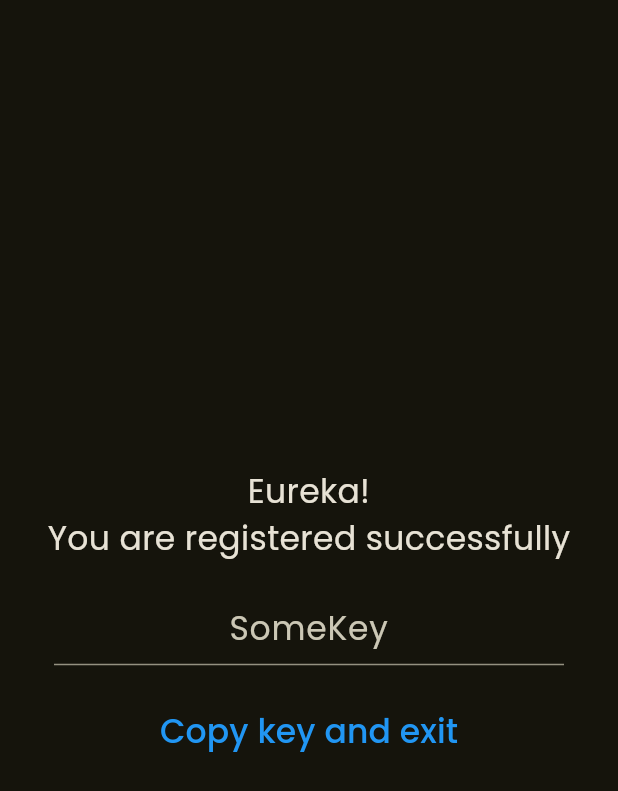
After one commit to Pragades-Rajagopal/bibliogram-app, a Flutter app: the RegistrationPage screen opened directly, after a tap on the "arrow forward" icon, on a phone screen of 412 x 824 dp. The commit adds this screen. Shown: the top 791 px of the screen. Run offline on Flutter 3.47's test engine with Material 3 defaults, Android fonts, the phone set to English and light mode, and no system bars; our stand-ins replace get, google_fonts.

Commit message:
ui - basic user flow

```diff
--- a/lib/main.dart
+++ b/lib/main.dart
@@ -1,4 +1,4 @@
-import 'package:bibliogram_app/user_screens/login.dart';
+import 'package:bibliogram_app/presentations/user_screens/login.dart';
 import 'package:flutter/material.dart';
 import 'package:get/route_manager.dart';
 import 'package:google_fonts/google_fonts.dart';
@@ -21,7 +21,7 @@ class _MyAppState extends State<MyApp> {
       debugShowCheckedModeBanner: false,
       theme: ThemeData(
         useMaterial3: true,
-        brightness: Brightness.light,
+        brightness: Brightness.dark,
         colorSchemeSeed: const Color.fromRGBO(86, 80, 14, 171),
         textTheme: TextTheme(
           bodyLarge: GoogleFonts.poppins(fontSize: 22.0),
--- a/lib/user_screens/login.dart
+++ b/lib/presentations/user_screens/login.dart
@@ -1,4 +1,6 @@
+import 'package:bibliogram_app/presentations/user_screens/register.dart';
 import 'package:flutter/material.dart';
+import 'package:get/route_manager.dart';
 
 class LoginPage extends StatefulWidget {
   const LoginPage({super.key});
@@ -27,7 +29,7 @@ class _LoginPageState extends State<LoginPage> {
                   child: TextField(
                     textAlign: TextAlign.center,
                     decoration: InputDecoration(
-                      hintText: 'Fullname',
+                      hintText: 'Username',
                       alignLabelWithHint: true,
                     ),
                   ),
@@ -40,7 +42,7 @@ class _LoginPageState extends State<LoginPage> {
                   child: TextField(
                     textAlign: TextAlign.center,
                     decoration: InputDecoration(
-                      hintText: 'Username',
+                      hintText: 'Private Key',
                       alignLabelWithHint: true,
                     ),
                   ),
@@ -69,6 +71,20 @@ class _LoginPageState extends State<LoginPage> {
                     color: Colors.white,
                   ),
                 ),
+                const SizedBox(
+                  height: 30.0,
+                ),
+                TextButton(
+                  onPressed: () {
+                    Get.to(() => const RegistrationPage());
+                  },
+                  child: const Text(
+                    'Register',
+                    style: TextStyle(
+                      color: Colors.blue,
+                    ),
+                  ),
+                ),
               ],
             ),
           ),
--- /dev/null
+++ b/lib/presentations/user_screens/private_key.dart
@@ -0,0 +1,61 @@
+import 'package:bibliogram_app/presentations/user_screens/login.dart';
+import 'package:flutter/material.dart';
+import 'package:get/route_manager.dart';
+
+class PrivateKeyPage extends StatefulWidget {
+  const PrivateKeyPage({super.key});
+
+  @override
+  State<PrivateKeyPage> createState() => _PrivateKeyPageState();
+}
+
+class _PrivateKeyPageState extends State<PrivateKeyPage> {
+  @override
+  Widget build(BuildContext context) {
+    return Scaffold(
+      body: Center(
+        child: SingleChildScrollView(
+          physics: const BouncingScrollPhysics(),
+          child: Center(
+            child: Column(
+              mainAxisAlignment: MainAxisAlignment.center,
+              children: [
+                const Text(
+                  'Eureka!\nYou are registered successfully',
+                  textAlign: TextAlign.center,
+                ),
+                const SizedBox(
+                  height: 20.0,
+                ),
+                const SizedBox(
+                  width: 340.0,
+                  child: TextField(
+                    textAlign: TextAlign.center,
+                    decoration: InputDecoration(
+                      hintText: 'SomeKey',
+                      alignLabelWithHint: true,
+                    ),
+                  ),
+                ),
+                const SizedBox(
+                  height: 20.0,
+                ),
+                TextButton(
+                  onPressed: () {
+                    Get.to(() => const LoginPage());
+                  },
+                  child: const Text(
+                    'Copy key and exit',
+                    style: TextStyle(
+                      color: Colors.blue,
+                    ),
+                  ),
+                ),
+              ],
+            ),
+          ),
+        ),
+      ),
+    );
+  }
+}
--- /dev/null
+++ b/lib/presentations/user_screens/register.dart
@@ -0,0 +1,86 @@
+import 'package:bibliogram_app/presentations/user_screens/private_key.dart';
+import 'package:flutter/material.dart';
+import 'package:get/get.dart';
+
+class RegistrationPage extends StatefulWidget {
+  const RegistrationPage({super.key});
+
+  @override
+  State<RegistrationPage> createState() => _RegistrationPageState();
+}
+
+class _RegistrationPageState extends State<RegistrationPage> {
+  @override
+  Widget build(BuildContext context) {
+    return Scaffold(
+      body: Center(
+        child: SingleChildScrollView(
+          physics: const BouncingScrollPhysics(),
+          child: Center(
+            child: Column(
+              mainAxisAlignment: MainAxisAlignment.center,
+              children: [
+                const Text('Registration Page'),
+                const SizedBox(
+                  height: 20.0,
+                ),
+                const SizedBox(
+                  width: 340.0,
+                  child: TextField(
+                    textAlign: TextAlign.center,
+                    decoration: InputDecoration(
+                      hintText: 'Fullname',
+                      alignLabelWithHint: true,
+                    ),
+                  ),
+                ),
+                const SizedBox(
+                  height: 20.0,
+                ),
+                const SizedBox(
+                  width: 340.0,
+                  child: TextField(
+                    textAlign: TextAlign.center,
+                    decoration: InputDecoration(
+                      hintText: 'Username',
+                      alignLabelWithHint: true,
+                    ),
+                  ),
+                ),
+                const SizedBox(
+                  height: 24.0,
+                ),
+                TextButton(
+                  onPressed: () {
+                    Get.to(() => const PrivateKeyPage());
+                  },
+                  style: TextButton.styleFrom(
+                    foregroundColor: Colors.black87,
+                    backgroundColor: Colors.green,
+                    minimumSize: const Size(60, 60),
+                    padding: const EdgeInsets.symmetric(
+                      horizontal: 16,
+                    ),
+                    shape: const RoundedRectangleBorder(
+                      borderRadius: BorderRadius.all(
+                        Radius.circular(30.0),
+                      ),
+                    ),
+                  ),
+                  child: const Icon(
+                    Icons.arrow_forward_outlined,
+                    size: 32.0,
+                    color: Colors.white,
+                  ),
+                ),
+                const SizedBox(
+                  height: 30.0,
+                ),
+              ],
+            ),
+          ),
+        ),
+      ),
+    );
+  }
+}
```
